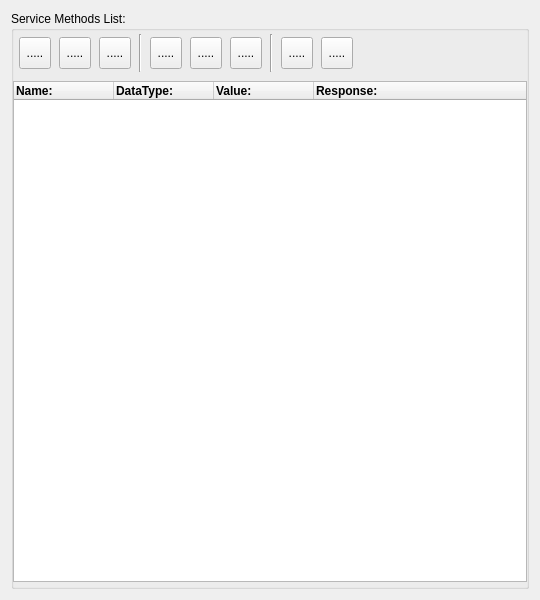
aregtech/areg-sdk-tools, file sources/lusan/view/si/ui/SIMethodList.ui: the form before one commit.
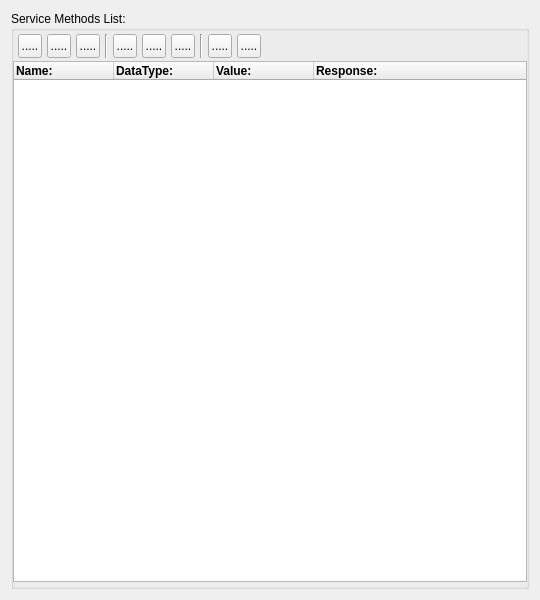
The form after the commit. Icons and pictures are not drawn.

Patch:
```diff
--- a/sources/lusan/view/si/ui/SIMethodList.ui
+++ b/sources/lusan/view/si/ui/SIMethodList.ui
@@ -24,32 +24,38 @@
        <rect>
         <x>5</x>
         <y>21</y>
-        <width>371</width>
-        <height>41</height>
-       </rect>
-      </property>
-      <widget class="QWidget" name="horizontalLayoutWidget">
-       <property name="geometry">
-        <rect>
-         <x>1</x>
-         <y>2</y>
-         <width>341</width>
-         <height>38</height>
+        <width>247</width>
+        <height>28</height>
         </rect>
        </property>
        <layout class="QHBoxLayout" name="horizontalLayout">
+       <property name="spacing">
+        <number>5</number>
+       </property>
+       <property name="leftMargin">
+        <number>2</number>
+       </property>
+       <property name="topMargin">
+        <number>2</number>
+       </property>
+       <property name="rightMargin">
+        <number>2</number>
+       </property>
+       <property name="bottomMargin">
+        <number>2</number>
+       </property>
         <item>
          <widget class="QToolButton" name="toolAddMethod">
           <property name="maximumSize">
            <size>
-            <width>32</width>
-            <height>32</height>
+           <width>24</width>
+           <height>24</height>
            </size>
           </property>
           <property name="baseSize">
            <size>
-            <width>32</width>
-            <height>32</height>
+           <width>24</width>
+           <height>24</height>
            </size>
           </property>
           <property name="cursor">
@@ -83,14 +89,14 @@
          <widget class="QToolButton" name="toolDeleteMethod">
           <property name="maximumSize">
            <size>
-            <width>32</width>
-            <height>32</height>
+           <width>24</width>
+           <height>24</height>
            </size>
           </property>
           <property name="baseSize">
            <size>
-            <width>32</width>
-            <height>32</height>
+           <width>24</width>
+           <height>24</height>
            </size>
           </property>
           <property name="cursor">
@@ -124,14 +130,14 @@
          <widget class="QToolButton" name="toolInsertMethod">
           <property name="maximumSize">
            <size>
-            <width>32</width>
-            <height>32</height>
+           <width>24</width>
+           <height>24</height>
            </size>
           </property>
           <property name="baseSize">
            <size>
-            <width>32</width>
-            <height>32</height>
+           <width>24</width>
+           <height>24</height>
            </size>
           </property>
           <property name="cursor">
@@ -163,6 +169,18 @@
         </item>
         <item>
          <widget class="Line" name="line">
+         <property name="maximumSize">
+          <size>
+           <width>24</width>
+           <height>24</height>
+          </size>
+         </property>
+         <property name="baseSize">
+          <size>
+           <width>24</width>
+           <height>24</height>
+          </size>
+         </property>
           <property name="orientation">
            <enum>Qt::Orientation::Vertical</enum>
           </property>
@@ -172,14 +190,14 @@
          <widget class="QToolButton" name="toolParamAdd">
           <property name="maximumSize">
            <size>
-            <width>32</width>
-            <height>32</height>
+           <width>24</width>
+           <height>24</height>
            </size>
           </property>
           <property name="baseSize">
            <size>
-            <width>32</width>
-            <height>32</height>
+           <width>24</width>
+           <height>24</height>
            </size>
           </property>
           <property name="cursor">
@@ -219,14 +237,14 @@
          <widget class="QToolButton" name="toolParamDelete">
           <property name="maximumSize">
            <size>
-            <width>32</width>
-            <height>32</height>
+           <width>24</width>
+           <height>24</height>
            </size>
           </property>
           <property name="baseSize">
            <size>
-            <width>32</width>
-            <height>32</height>
+           <width>24</width>
+           <height>24</height>
            </size>
           </property>
           <property name="cursor">
@@ -260,14 +278,14 @@
          <widget class="QToolButton" name="toolParamInsert">
           <property name="maximumSize">
            <size>
-            <width>32</width>
-            <height>32</height>
+           <width>24</width>
+           <height>24</height>
            </size>
           </property>
           <property name="baseSize">
            <size>
-            <width>32</width>
-            <height>32</height>
+           <width>24</width>
+           <height>24</height>
            </size>
           </property>
           <property name="cursor">
@@ -299,6 +317,18 @@
         </item>
         <item>
          <widget class="Line" name="line_2">
+         <property name="maximumSize">
+          <size>
+           <width>24</width>
+           <height>24</height>
+          </size>
+         </property>
+         <property name="baseSize">
+          <size>
+           <width>24</width>
+           <height>24</height>
+          </size>
+         </property>
           <property name="orientation">
            <enum>Qt::Orientation::Vertical</enum>
           </property>
@@ -308,14 +338,14 @@
          <widget class="QToolButton" name="toolMoveUp">
           <property name="maximumSize">
            <size>
-            <width>32</width>
-            <height>32</height>
+           <width>24</width>
+           <height>24</height>
            </size>
           </property>
           <property name="baseSize">
            <size>
-            <width>32</width>
-            <height>32</height>
+           <width>24</width>
+           <height>24</height>
            </size>
           </property>
           <property name="cursor">
@@ -349,14 +379,14 @@
          <widget class="QToolButton" name="toolMoveDown">
           <property name="maximumSize">
            <size>
-            <width>32</width>
-            <height>32</height>
+           <width>24</width>
+           <height>24</height>
            </size>
           </property>
           <property name="baseSize">
            <size>
-            <width>32</width>
-            <height>32</height>
+           <width>24</width>
+           <height>24</height>
            </size>
           </property>
           <property name="cursor">
@@ -388,14 +418,13 @@
         </item>
        </layout>
       </widget>
-     </widget>
      <widget class="QWidget" name="horizontalLayoutWidget_2">
       <property name="geometry">
        <rect>
         <x>2</x>
-        <y>70</y>
+        <y>50</y>
         <width>521</width>
-        <height>501</height>
+        <height>521</height>
        </rect>
       </property>
       <layout class="QHBoxLayout" name="horizontalLayout_2">
```
Lines whose indentation alone changed are shown as unchanged.
